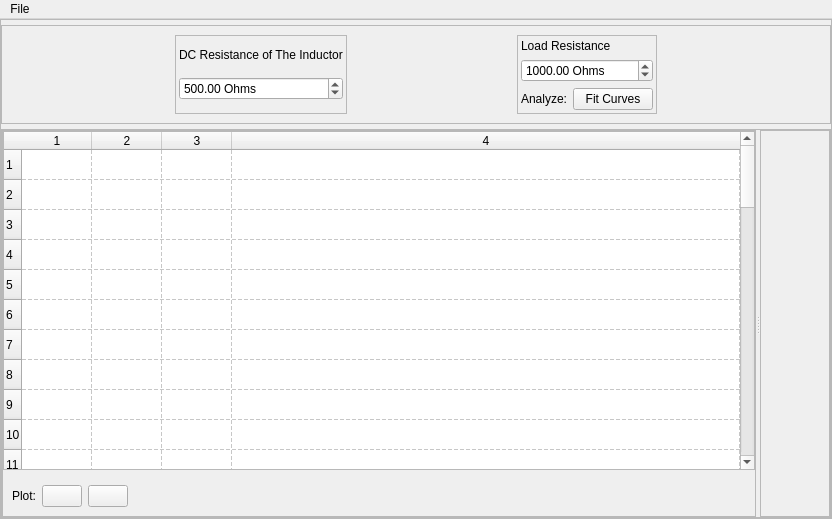
First picture: the form in SEEL_Apps/apps/C_electronics/templates/template_xl.ui, repository jithinbp/SEELablet-apps, before the edit.
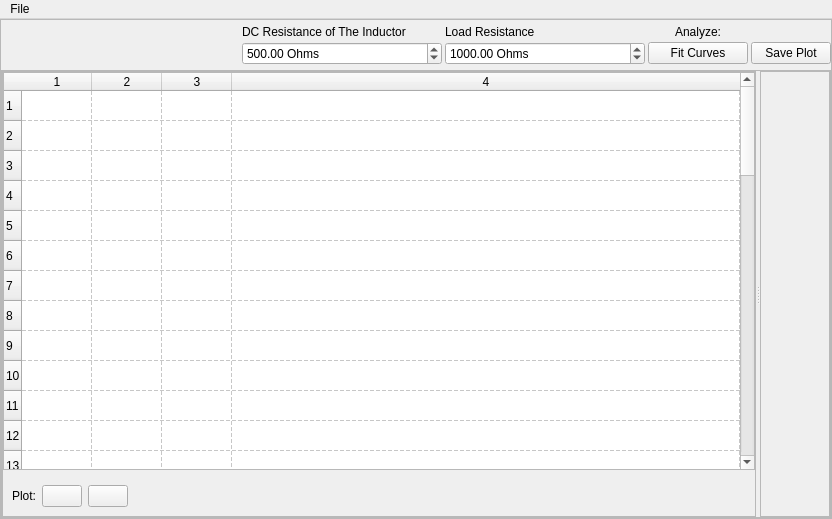
Second picture: the form after the edit.

Commit message: added save button and UI fixes to electronics apps diode,transistor,xc,xl,bandpass,graph

Diff of the .ui file:
```diff
--- a/SEEL_Apps/apps/C_electronics/templates/template_xl.ui
+++ b/SEEL_Apps/apps/C_electronics/templates/template_xl.ui
@@ -57,57 +57,24 @@
        <item>
         <widget class="QFrame" name="frame">
          <property name="frameShape">
-          <enum>QFrame::StyledPanel</enum>
+          <enum>QFrame::NoFrame</enum>
          </property>
          <property name="frameShadow">
           <enum>QFrame::Raised</enum>
          </property>
          <layout class="QVBoxLayout" name="verticalLayout">
-          <item>
-           <layout class="QHBoxLayout" name="WidgetLayout">
-            <item>
-             <widget class="QFrame" name="frame_7">
-              <property name="sizePolicy">
-               <sizepolicy hsizetype="Maximum" vsizetype="Preferred">
-                <horstretch>0</horstretch>
-                <verstretch>0</verstretch>
-               </sizepolicy>
-              </property>
-              <property name="minimumSize">
-               <size>
-                <width>0</width>
-                <height>20</height>
-               </size>
-              </property>
-              <property name="frameShape">
-               <enum>QFrame::StyledPanel</enum>
-              </property>
-              <property name="frameShadow">
-               <enum>QFrame::Raised</enum>
-              </property>
-              <layout class="QVBoxLayout" name="verticalLayout_6">
+          <property name="spacing">
+           <number>0</number>
+          </property>
                <property name="margin">
+           <number>0</number>
+          </property>
+          <item>
+           <layout class="QGridLayout" name="gridLayout">
+            <property name="spacing">
                 <number>3</number>
                </property>
-               <item>
-                <widget class="QLabel" name="label_4">
-                 <property name="sizePolicy">
-                  <sizepolicy hsizetype="Preferred" vsizetype="Maximum">
-                   <horstretch>0</horstretch>
-                   <verstretch>0</verstretch>
-                  </sizepolicy>
-                 </property>
-                 <property name="toolTip">
-                  <string>The Voltage drop measured across the inductor is a function of
-both XL(Freq dependent ), and R.
- Ohmic Voltage drop due to R must therefore be subtracted</string>
-                 </property>
-                 <property name="text">
-                  <string>DC Resistance of The Inductor</string>
-                 </property>
-                </widget>
-               </item>
-               <item>
+            <item row="1" column="1">
                 <widget class="QDoubleSpinBox" name="resistanceInductor">
                  <property name="sizePolicy">
                   <sizepolicy hsizetype="Minimum" vsizetype="Maximum">
@@ -115,6 +82,12 @@
                    <verstretch>0</verstretch>
                   </sizepolicy>
                  </property>
+              <property name="maximumSize">
+               <size>
+                <width>200</width>
+                <height>16777215</height>
+               </size>
+              </property>
                  <property name="toolTip">
                   <string>The Voltage drop measured across the inductor is a function of
 both XL(Freq dependent ), and R.
@@ -131,35 +104,56 @@
                  </property>
                 </widget>
                </item>
-              </layout>
+            <item row="1" column="4">
+             <widget class="QPushButton" name="pushButton_3">
+              <property name="minimumSize">
+               <size>
+                <width>80</width>
+                <height>0</height>
+               </size>
+              </property>
+              <property name="maximumSize">
+               <size>
+                <width>80</width>
+                <height>16777215</height>
+               </size>
+              </property>
+              <property name="text">
+               <string>Save Plot</string>
+              </property>
              </widget>
             </item>
-            <item>
-             <widget class="QFrame" name="frame_5">
-              <property name="sizePolicy">
-               <sizepolicy hsizetype="Maximum" vsizetype="Maximum">
-                <horstretch>0</horstretch>
-                <verstretch>0</verstretch>
-               </sizepolicy>
-              </property>
+            <item row="1" column="3">
+             <widget class="QPushButton" name="pushButton">
               <property name="minimumSize">
                <size>
                 <width>0</width>
-                <height>20</height>
+                <height>0</height>
                </size>
               </property>
-              <property name="frameShape">
-               <enum>QFrame::StyledPanel</enum>
+              <property name="maximumSize">
+               <size>
+                <width>100</width>
+                <height>16777215</height>
+               </size>
               </property>
-              <property name="frameShadow">
-               <enum>QFrame::Raised</enum>
+              <property name="text">
+               <string>Fit Curves</string>
               </property>
-              <layout class="QVBoxLayout" name="verticalLayout_4">
-               <property name="margin">
-                <number>3</number>
-               </property>
-               <item>
-                <widget class="QLabel" name="label">
+             </widget>
+            </item>
+            <item row="0" column="3">
+             <widget class="QLabel" name="analysisLabel">
+              <property name="text">
+               <string>Analyze:</string>
+              </property>
+              <property name="alignment">
+               <set>Qt::AlignCenter</set>
+              </property>
+             </widget>
+            </item>
+            <item row="0" column="1">
+             <widget class="QLabel" name="label_4">
                  <property name="sizePolicy">
                   <sizepolicy hsizetype="Preferred" vsizetype="Maximum">
                    <horstretch>0</horstretch>
@@ -167,11 +161,11 @@
                   </sizepolicy>
                  </property>
                  <property name="text">
-                  <string>Load Resistance</string>
+               <string>DC Resistance of The Inductor</string>
                  </property>
                 </widget>
                </item>
-               <item>
+            <item row="1" column="2">
                 <widget class="QDoubleSpinBox" name="resistance">
                  <property name="sizePolicy">
                   <sizepolicy hsizetype="Minimum" vsizetype="Maximum">
@@ -179,6 +173,12 @@
                    <verstretch>0</verstretch>
                   </sizepolicy>
                  </property>
+              <property name="maximumSize">
+               <size>
+                <width>200</width>
+                <height>16777215</height>
+               </size>
+              </property>
                  <property name="suffix">
                   <string> Ohms</string>
                  </property>
@@ -190,35 +190,34 @@
                  </property>
                 </widget>
                </item>
-               <item>
+            <item row="0" column="2">
+             <widget class="QLabel" name="label">
+              <property name="sizePolicy">
+               <sizepolicy hsizetype="Preferred" vsizetype="Maximum">
+                <horstretch>0</horstretch>
+                <verstretch>0</verstretch>
+               </sizepolicy>
+              </property>
+              <property name="text">
+               <string>Load Resistance</string>
+              </property>
+             </widget>
+            </item>
+            <item row="0" column="0" rowspan="2">
                 <widget class="QFrame" name="frame_4">
                  <property name="frameShape">
                   <enum>QFrame::NoFrame</enum>
                  </property>
                  <property name="frameShadow">
-                  <enum>QFrame::Raised</enum>
-                 </property>
-                 <layout class="QHBoxLayout" name="horizontalLayout">
+               <enum>QFrame::Plain</enum>
+              </property>
+              <layout class="QHBoxLayout" name="WidgetLayout">
+               <property name="spacing">
+                <number>2</number>
+               </property>
                   <property name="margin">
                    <number>0</number>
                   </property>
-                  <item>
-                   <widget class="QLabel" name="analysisLabel">
-                    <property name="text">
-                     <string>Analyze:</string>
-                    </property>
-                   </widget>
-                  </item>
-                  <item>
-                   <widget class="QPushButton" name="pushButton">
-                    <property name="text">
-                     <string>Fit Curves</string>
-                    </property>
-                   </widget>
-                  </item>
-                 </layout>
-                </widget>
-               </item>
               </layout>
              </widget>
             </item>
@@ -435,8 +434,8 @@
                <rect>
                 <x>0</x>
                 <y>0</y>
-                <width>461</width>
-                <height>362</height>
+                <width>76</width>
+                <height>429</height>
                </rect>
               </property>
               <layout class="QGridLayout" name="gridLayout_4">
```
Left out of the diff: 34 changed lines with no effect on the pictures. Lines whose indentation alone changed are shown as unchanged. The commit also changes 24 other files.
